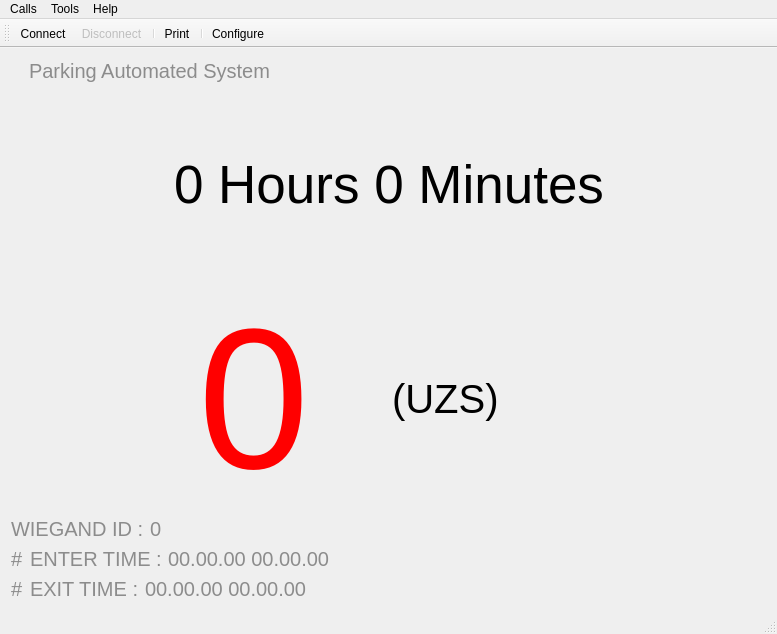
This is RpiClient/mainwindow.ui in Baxulio/ParkingAS as Qt 5 draws it before an edit. The edited form follows.
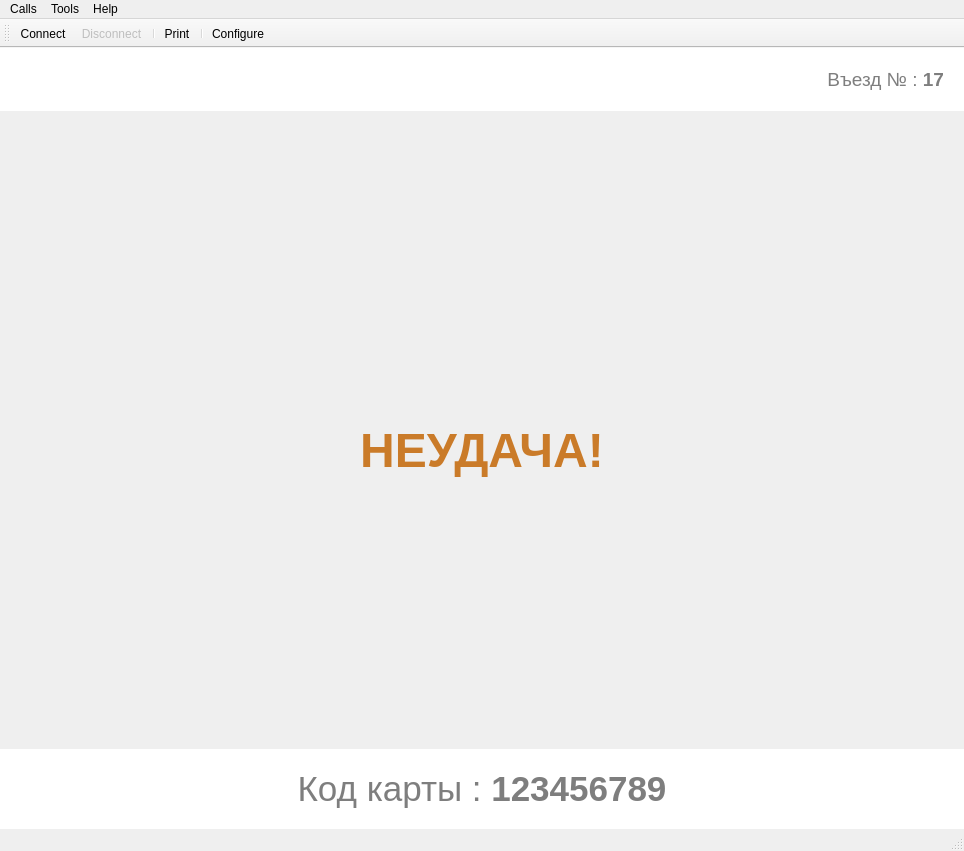
This is the edited form. Icons and pictures are not drawn.

```diff
--- a/RpiClient/mainwindow.ui
+++ b/RpiClient/mainwindow.ui
@@ -6,8 +6,8 @@
    <rect>
     <x>0</x>
     <y>0</y>
-    <width>777</width>
-    <height>634</height>
+    <width>964</width>
+    <height>851</height>
    </rect>
   </property>
   <property name="windowTitle">
@@ -34,373 +34,163 @@
   </property>
   <widget class="QWidget" name="centralWidget">
    <layout class="QVBoxLayout" name="verticalLayout">
-    <item>
-     <layout class="QHBoxLayout" name="horizontalLayout_4">
-      <item>
-       <widget class="QLabel" name="label_6">
-        <property name="maximumSize">
-         <size>
-          <width>100</width>
-          <height>100</height>
-         </size>
-        </property>
-        <property name="font">
-         <font>
-          <pointsize>15</pointsize>
-         </font>
-        </property>
-        <property name="styleSheet">
-         <string notr="true">color: rgb(140, 140, 140);</string>
-        </property>
-        <property name="text">
-         <string/>
-        </property>
-        <property name="pixmap">
-         <pixmap resource="rpiclientresources.qrc">:/images/icons-home-parking.png</pixmap>
-        </property>
-        <property name="scaledContents">
-         <bool>true</bool>
-        </property>
-       </widget>
-      </item>
+    <property name="spacing">
+     <number>5</number>
+    </property>
+    <property name="leftMargin">
+     <number>0</number>
+    </property>
+    <property name="topMargin">
+     <number>0</number>
+    </property>
+    <property name="rightMargin">
+     <number>0</number>
+    </property>
+    <property name="bottomMargin">
+     <number>0</number>
+    </property>
       <item>
-       <widget class="QLabel" name="label_4">
-        <property name="font">
-         <font>
-          <pointsize>15</pointsize>
-         </font>
-        </property>
+     <widget class="QFrame" name="frame">
         <property name="styleSheet">
-         <string notr="true">color: rgb(140, 140, 140);</string>
-        </property>
-        <property name="text">
-         <string>Parking Automated System</string>
-        </property>
-       </widget>
-      </item>
-      <item>
-       <spacer name="horizontalSpacer">
-        <property name="orientation">
-         <enum>Qt::Horizontal</enum>
-        </property>
-        <property name="sizeHint" stdset="0">
-         <size>
-          <width>40</width>
-          <height>20</height>
-         </size>
-        </property>
-       </spacer>
-      </item>
-     </layout>
-    </item>
-    <item>
-     <layout class="QHBoxLayout" name="horizontalLayout_5">
-      <item>
-       <spacer name="horizontalSpacer_2">
-        <property name="orientation">
-         <enum>Qt::Horizontal</enum>
-        </property>
-        <property name="sizeHint" stdset="0">
-         <size>
-          <width>40</width>
-          <height>20</height>
-         </size>
-        </property>
-       </spacer>
-      </item>
-      <item>
-       <widget class="QLabel" name="duration_label">
-        <property name="sizePolicy">
-         <sizepolicy hsizetype="Expanding" vsizetype="Expanding">
-          <horstretch>0</horstretch>
-          <verstretch>0</verstretch>
-         </sizepolicy>
-        </property>
-        <property name="font">
-         <font>
-          <pointsize>40</pointsize>
-          <kerning>true</kerning>
-         </font>
-        </property>
-        <property name="text">
-         <string>0 Hours 0 Minutes</string>
-        </property>
-       </widget>
-      </item>
+       <string notr="true">background-color: rgb(255, 255, 255);</string>
+      </property>
+      <property name="frameShape">
+       <enum>QFrame::NoFrame</enum>
+      </property>
+      <property name="frameShadow">
+       <enum>QFrame::Plain</enum>
+      </property>
+      <layout class="QHBoxLayout" name="horizontalLayout">
+       <property name="spacing">
+        <number>5</number>
+       </property>
+       <property name="leftMargin">
+        <number>20</number>
+       </property>
+       <property name="topMargin">
+        <number>20</number>
+       </property>
+       <property name="rightMargin">
+        <number>20</number>
+       </property>
+       <property name="bottomMargin">
+        <number>20</number>
+       </property>
       <item>
-       <spacer name="horizontalSpacer_3">
-        <property name="orientation">
-         <enum>Qt::Horizontal</enum>
-        </property>
-        <property name="sizeHint" stdset="0">
-         <size>
-          <width>40</width>
-          <height>20</height>
-         </size>
-        </property>
-       </spacer>
-      </item>
-     </layout>
-    </item>
-    <item>
-     <layout class="QHBoxLayout" name="horizontalLayout_6">
-      <item>
-       <spacer name="horizontalSpacer_4">
-        <property name="orientation">
-         <enum>Qt::Horizontal</enum>
-        </property>
-        <property name="sizeHint" stdset="0">
-         <size>
-          <width>40</width>
-          <height>20</height>
-         </size>
-        </property>
-       </spacer>
-      </item>
-      <item>
-       <widget class="QLabel" name="price_label">
-        <property name="sizePolicy">
-         <sizepolicy hsizetype="Expanding" vsizetype="Expanding">
-          <horstretch>0</horstretch>
-          <verstretch>0</verstretch>
-         </sizepolicy>
-        </property>
+        <widget class="QLabel" name="bareer_label">
         <property name="font">
          <font>
-          <pointsize>150</pointsize>
-         </font>
-        </property>
-        <property name="styleSheet">
-         <string notr="true">color: rgb(255, 0, 0);</string>
-        </property>
+           <family>Segoe UI</family>
+           <pointsize>16</pointsize>
+          </font>
+         </property>
         <property name="text">
-         <string>0</string>
-        </property>
-       </widget>
-      </item>
-      <item>
-       <widget class="QLabel" name="label_5">
-        <property name="sizePolicy">
-         <sizepolicy hsizetype="Expanding" vsizetype="Expanding">
-          <horstretch>0</horstretch>
-          <verstretch>0</verstretch>
-         </sizepolicy>
-        </property>
-        <property name="font">
-         <font>
-          <pointsize>30</pointsize>
-         </font>
-        </property>
-        <property name="text">
-         <string>(UZS)</string>
-        </property>
+          <string>&lt;html&gt;&lt;head/&gt;&lt;body&gt;&lt;p&gt;&lt;span style=&quot; font-size:14pt; color:#7e7e7e;&quot;&gt;Въезд № : &lt;/span&gt;&lt;span style=&quot; font-size:14pt; font-weight:600; color:#7e7e7e;&quot;&gt;17&lt;/span&gt;&lt;/p&gt;&lt;/body&gt;&lt;/html&gt;</string>
+         </property>
+         <property name="alignment">
+          <set>Qt::AlignRight|Qt::AlignTrailing|Qt::AlignVCenter</set>
+         </property>
+        </widget>
+       </item>
+      </layout>
        </widget>
       </item>
       <item>
-       <spacer name="horizontalSpacer_5">
+     <spacer name="verticalSpacer_2">
         <property name="orientation">
-         <enum>Qt::Horizontal</enum>
+       <enum>Qt::Vertical</enum>
         </property>
         <property name="sizeHint" stdset="0">
          <size>
-          <width>40</width>
-          <height>20</height>
+        <width>20</width>
+        <height>40</height>
          </size>
         </property>
        </spacer>
       </item>
-     </layout>
-    </item>
     <item>
-     <layout class="QHBoxLayout" name="horizontalLayout_7">
-      <item>
-       <widget class="QLabel" name="label">
+     <widget class="QLabel" name="icon_label">
         <property name="font">
          <font>
-          <pointsize>15</pointsize>
-         </font>
-        </property>
-        <property name="styleSheet">
-         <string notr="true">color: rgb(140, 140, 140);</string>
-        </property>
+        <family>Segoe UI</family>
+       </font>
+      </property>
         <property name="text">
-         <string>WIEGAND ID :</string>
+       <string>&lt;html&gt;&lt;head/&gt;&lt;body&gt;&lt;p align=&quot;center&quot;&gt;&lt;img src=&quot;:/images/warning.png&quot;/&gt;&lt;br/&gt;&lt;/p&gt;&lt;p align=&quot;center&quot;&gt;&lt;span style=&quot; font-size:36pt; font-weight:600; color:#ca7b29;&quot;&gt;НЕУДАЧА!&lt;/span&gt;&lt;/p&gt;&lt;/body&gt;&lt;/html&gt;</string>
         </property>
        </widget>
       </item>
       <item>
-       <widget class="QLabel" name="wiegand_label">
-        <property name="font">
-         <font>
-          <pointsize>15</pointsize>
-         </font>
-        </property>
-        <property name="styleSheet">
-         <string notr="true">color: rgb(140, 140, 140);</string>
-        </property>
-        <property name="text">
-         <string>0</string>
-        </property>
-       </widget>
-      </item>
-      <item>
-       <spacer name="horizontalSpacer_7">
+     <spacer name="verticalSpacer">
         <property name="orientation">
-         <enum>Qt::Horizontal</enum>
+       <enum>Qt::Vertical</enum>
         </property>
         <property name="sizeHint" stdset="0">
          <size>
-          <width>40</width>
-          <height>20</height>
+        <width>20</width>
+        <height>40</height>
          </size>
         </property>
        </spacer>
       </item>
-     </layout>
-    </item>
     <item>
-     <layout class="QVBoxLayout" name="verticalLayout_2">
-      <item>
-       <layout class="QHBoxLayout" name="horizontalLayout_3">
-        <item>
-         <widget class="QLabel" name="enter_number_label">
-          <property name="font">
-           <font>
-            <pointsize>15</pointsize>
-           </font>
-          </property>
+     <widget class="QFrame" name="frame_2">
           <property name="styleSheet">
-           <string notr="true">color: rgb(140, 140, 140);</string>
-          </property>
-          <property name="text">
-           <string>#</string>
-          </property>
-         </widget>
-        </item>
-        <item>
-         <widget class="QLabel" name="label_3">
-          <property name="font">
-           <font>
-            <pointsize>15</pointsize>
-           </font>
-          </property>
-          <property name="styleSheet">
-           <string notr="true">color: rgb(140, 140, 140);</string>
-          </property>
-          <property name="text">
-           <string>ENTER TIME :</string>
-          </property>
-         </widget>
-        </item>
-        <item>
-         <widget class="QLabel" name="enter_time_label">
-          <property name="font">
-           <font>
-            <pointsize>15</pointsize>
-           </font>
-          </property>
-          <property name="styleSheet">
-           <string notr="true">color: rgb(140, 140, 140);</string>
-          </property>
-          <property name="text">
-           <string>00.00.00 00.00.00</string>
-          </property>
-         </widget>
-        </item>
-        <item>
-         <spacer name="horizontalSpacer_6">
-          <property name="orientation">
-           <enum>Qt::Horizontal</enum>
-          </property>
-          <property name="sizeHint" stdset="0">
-           <size>
-            <width>40</width>
-            <height>20</height>
-           </size>
-          </property>
-         </spacer>
-        </item>
-       </layout>
-      </item>
-      <item>
+       <string notr="true">background-color: rgb(255, 255, 255);</string>
+      </property>
+      <property name="frameShape">
+       <enum>QFrame::NoFrame</enum>
+      </property>
+      <property name="frameShadow">
+       <enum>QFrame::Plain</enum>
+      </property>
        <layout class="QHBoxLayout" name="horizontalLayout_2">
-        <item>
-         <widget class="QLabel" name="exit_number_label">
-          <property name="font">
-           <font>
-            <pointsize>15</pointsize>
-           </font>
-          </property>
-          <property name="styleSheet">
-           <string notr="true">color: rgb(140, 140, 140);</string>
-          </property>
-          <property name="text">
-           <string>#</string>
-          </property>
-         </widget>
-        </item>
-        <item>
-         <widget class="QLabel" name="label_2">
-          <property name="sizePolicy">
-           <sizepolicy hsizetype="Preferred" vsizetype="Preferred">
-            <horstretch>0</horstretch>
-            <verstretch>0</verstretch>
-           </sizepolicy>
-          </property>
-          <property name="font">
-           <font>
-            <pointsize>15</pointsize>
-           </font>
-          </property>
-          <property name="styleSheet">
-           <string notr="true">color: rgb(140, 140, 140);</string>
-          </property>
-          <property name="text">
-           <string>EXIT TIME :</string>
-          </property>
-         </widget>
-        </item>
+       <property name="spacing">
+        <number>5</number>
+       </property>
+       <property name="leftMargin">
+        <number>20</number>
+       </property>
+       <property name="topMargin">
+        <number>20</number>
+       </property>
+       <property name="rightMargin">
+        <number>20</number>
+       </property>
+       <property name="bottomMargin">
+        <number>20</number>
+       </property>
         <item>
          <widget class="QLabel" name="exit_time_label">
           <property name="font">
            <font>
-            <pointsize>15</pointsize>
-           </font>
-          </property>
-          <property name="styleSheet">
-           <string notr="true">color: rgb(140, 140, 140);</string>
-          </property>
+           <family>Segoe UI</family>
+           <pointsize>16</pointsize>
+          </font>
+         </property>
           <property name="text">
-           <string>00.00.00 00.00.00</string>
-          </property>
-         </widget>
-        </item>
-        <item>
-         <spacer name="horizontalSpacer_8">
-          <property name="orientation">
-           <enum>Qt::Horizontal</enum>
-          </property>
-          <property name="sizeHint" stdset="0">
-           <size>
-            <width>40</width>
-            <height>20</height>
-           </size>
-          </property>
-         </spacer>
-        </item>
-       </layout>
-      </item>
-     </layout>
+          <string>&lt;html&gt;&lt;head/&gt;&lt;body&gt;&lt;p&gt;&lt;span style=&quot; font-size:26pt; color:#7e7e7e;&quot;&gt;Код карты : &lt;/span&gt;&lt;span style=&quot; font-size:26pt; font-weight:600; color:#7e7e7e;&quot;&gt;123456789&lt;/span&gt;&lt;/p&gt;&lt;/body&gt;&lt;/html&gt;</string>
+         </property>
+         <property name="alignment">
+          <set>Qt::AlignCenter</set>
+         </property>
+        </widget>
+       </item>
+      </layout>
+     </widget>
     </item>
    </layout>
   </widget>
   <widget class="QMenuBar" name="menuBar">
+   <property name="enabled">
+    <bool>true</bool>
+   </property>
    <property name="geometry">
     <rect>
      <x>0</x>
      <y>0</y>
-     <width>777</width>
-     <height>19</height>
+     <width>964</width>
+     <height>21</height>
     </rect>
    </property>
    <widget class="QMenu" name="menuCalls">
@@ -431,7 +221,11 @@
    <addaction name="menuTools"/>
    <addaction name="menuHelp"/>
   </widget>
+  <widget class="QStatusBar" name="statusBar"/>
   <widget class="QToolBar" name="mainToolBar">
+   <property name="enabled">
+    <bool>true</bool>
+   </property>
    <attribute name="toolBarArea">
     <enum>TopToolBarArea</enum>
    </attribute>
@@ -445,7 +239,6 @@
    <addaction name="separator"/>
    <addaction name="actionConfigure"/>
   </widget>
-  <widget class="QStatusBar" name="statusBar"/>
   <action name="actionConnect">
    <property name="icon">
     <iconset resource="rpiclientresources.qrc">
```
Left out of the diff: 8 changed lines with no effect on the pictures. Lines whose indentation alone changed are shown as unchanged.
